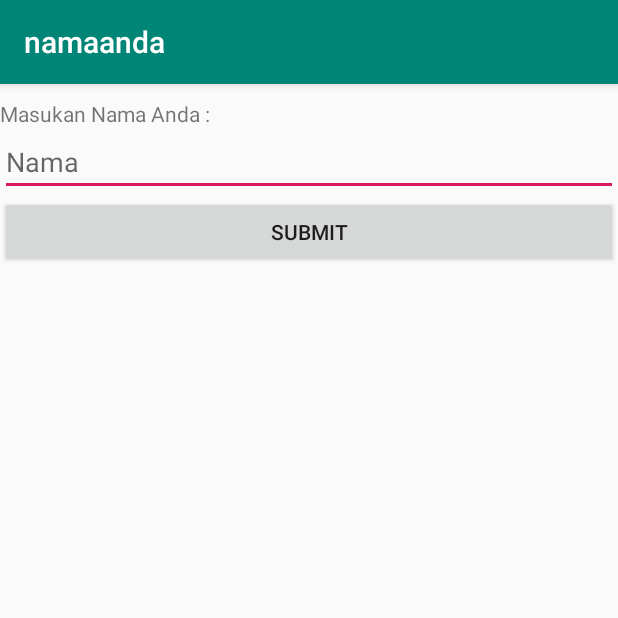
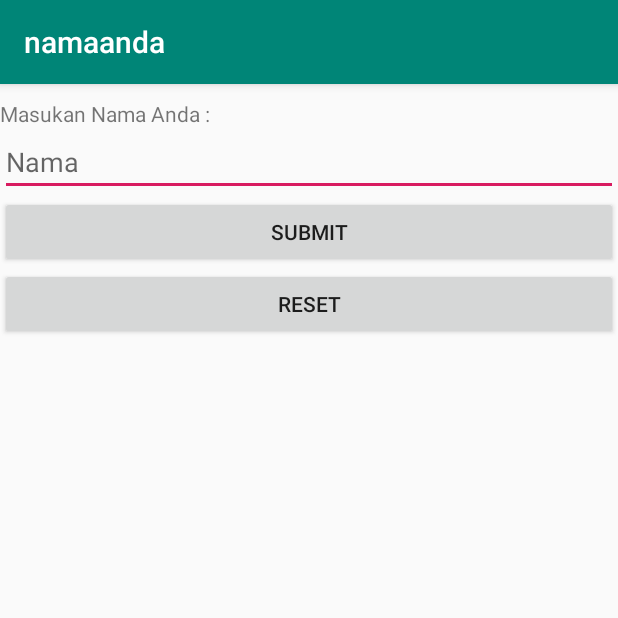
Before and after one commit to ahlamls/namaanda, an Android app: the screen it shows after launch (MainActivity), on a phone screen of 412 x 824 dp, the top half of it. Run offline under Robolectric (Android 15) with nearby library versions, the phone set to English and light mode, and no system bars.

Commit message:
pake tombol reset

```diff
--- a/app/src/main/java/tech/fpax/namaanda/MainActivity.java
+++ b/app/src/main/java/tech/fpax/namaanda/MainActivity.java
@@ -12,13 +12,14 @@ import android.widget.TextView;
 public class MainActivity extends AppCompatActivity {
     TextView tv;
     EditText et;
-    Button btn;
+    Button btn,btnrst;
     @Override
     protected void onCreate(Bundle savedInstanceState) {
         super.onCreate(savedInstanceState);
         setContentView(R.layout.activity_main);
 
         btn = findViewById(R.id.btn);
+        btnrst = findViewById(R.id.btnrst);
         tv = findViewById(R.id.tv);
         et = findViewById(R.id.et);
         btn.setOnClickListener(new View.OnClickListener(){
@@ -30,5 +31,14 @@ public class MainActivity extends AppCompatActivity {
                tv.setText("Nama Anda Adalah " + et.getText().toString());
             }
         });
+        btnrst.setOnClickListener(new View.OnClickListener(){
+            @Override
+            //On click function
+            public void onClick(View view) {
+                //Create the intent to start another activity
+                tv.setVisibility(View.GONE);
+
+            }
+        });
     }
 }
--- a/app/src/main/res/layout/activity_main.xml
+++ b/app/src/main/res/layout/activity_main.xml
@@ -35,6 +35,12 @@
         android:layout_height="wrap_content"
         android:text="Submit" />
 
+    <Button
+        android:id="@+id/btnrst"
+        android:layout_width="match_parent"
+        android:layout_height="wrap_content"
+        android:text="Reset" />
+
     <TextView
         android:id="@+id/tv"
         android:layout_width="match_parent"
```
